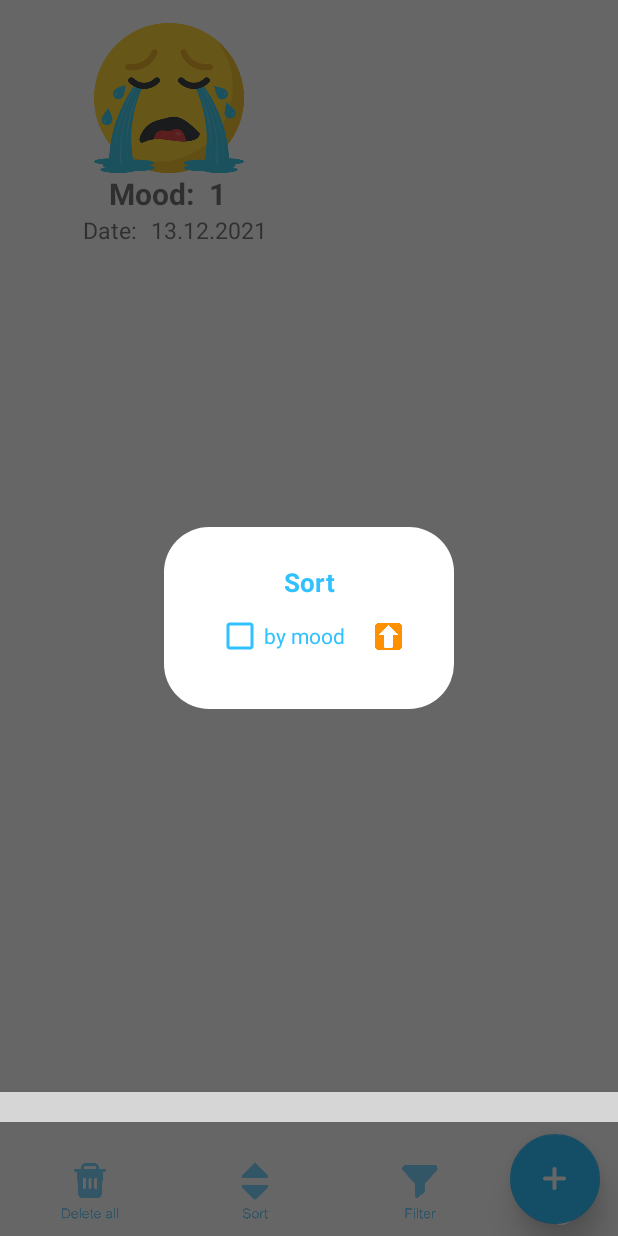
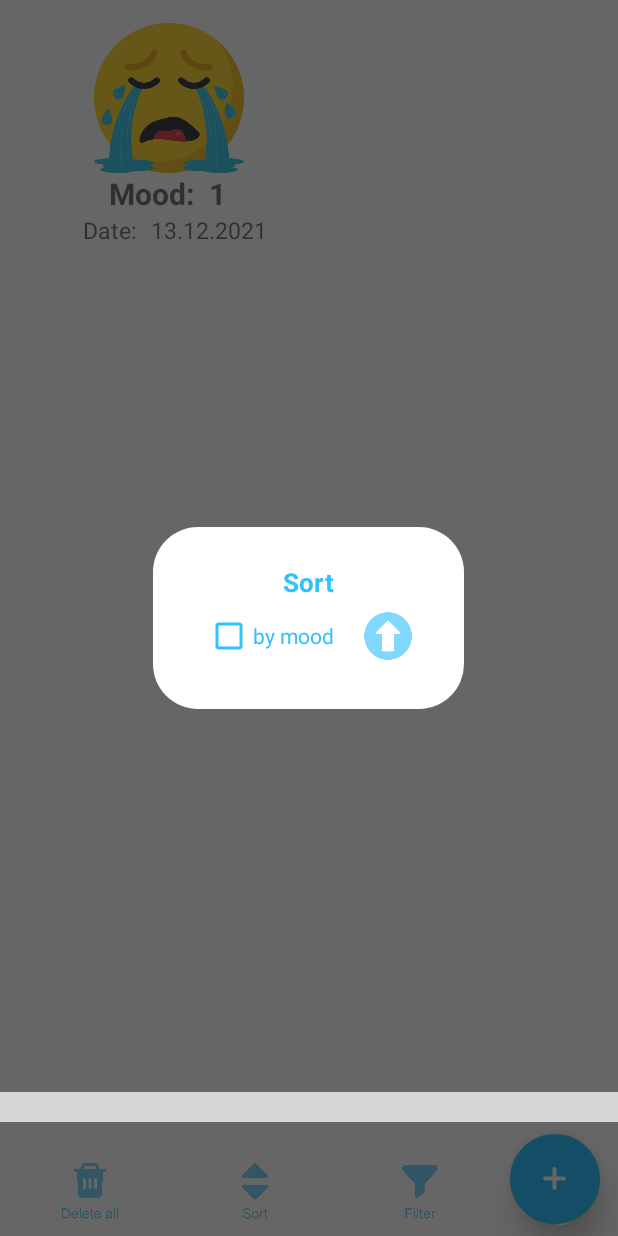
Before and after one commit to kahaYu/MoodDiaryApp, an Android app: the PageFragment screen opened directly, with no data from a screen before it, after a tap on an icon or button, on a phone screen of 412 x 824 dp. Run offline under Robolectric (Android 15) with nearby library versions, the phone set to English and light mode, and no system bars; our stand-ins replace Dagger/Hilt's generated code, Room's generated code, data binding; libraries missing offline, so code that uses them is left out: me.relex.circleindicator; plain views replace CircleIndicator3; 6 statements that could not run were skipped; grey boxes are pictures that could not be loaded.

Commit message:
Sort works. Addition doesn't work.

```diff
--- a/app/src/main/java/com/yurakolesnikov/mooddiary/ui/MyCheckBox.kt
+++ b/app/src/main/java/com/yurakolesnikov/mooddiary/ui/MyCheckBox.kt
@@ -13,9 +13,9 @@ class MyCheckBox(context: Context, attrs: AttributeSet?) :
 
     override fun setChecked(t: Boolean) {
         if (t) {
-            background = resources.getDrawable(com.yurakolesnikov.mooddiary.R.drawable.arrow_down)
+            background = resources.getDrawable(com.yurakolesnikov.mooddiary.R.drawable.arrow_down1)
         } else {
-            background = resources.getDrawable(com.yurakolesnikov.mooddiary.R.drawable.arrow_up)
+            background = resources.getDrawable(com.yurakolesnikov.mooddiary.R.drawable.arrow_up1)
         }
         super.setChecked(t)
     }
--- a/app/src/main/java/com/yurakolesnikov/mooddiary/ui/SortFragment.kt
+++ b/app/src/main/java/com/yurakolesnikov/mooddiary/ui/SortFragment.kt
@@ -17,6 +17,7 @@ import com.yurakolesnikov.mooddiary.databinding.FragmentAddNoteBinding
 import com.yurakolesnikov.mooddiary.databinding.FragmentSortBinding
 import com.yurakolesnikov.mooddiary.ui.mainActivity.MainActivity
 import com.yurakolesnikov.mooddiary.ui.mainActivity.MainActivityViewModel
+import com.yurakolesnikov.mooddiary.ui.mainActivity.MainActivityViewModel.Companion.ASC
 import com.yurakolesnikov.mooddiary.utils.AutoClearedValue
 import com.yurakolesnikov.mooddiary.utils.getCurrentDateTime
 import com.yurakolesnikov.mooddiary.utils.toString
@@ -50,6 +51,8 @@ class SortFragment : DialogFragment() {
         super.onViewCreated(view, savedInstanceState)
         binding.fragment = this
         binding.vm = vm
+
+        binding.buttonArrow.isChecked = if (vm.sortOrder == ASC) false else true
     }
 
 }
--- a/app/src/main/java/com/yurakolesnikov/mooddiary/ui/mainActivity/MainActivity.kt
+++ b/app/src/main/java/com/yurakolesnikov/mooddiary/ui/mainActivity/MainActivity.kt
@@ -1,16 +1,11 @@
 package com.yurakolesnikov.mooddiary.ui.mainActivity
 
-import android.R
 import android.content.Context
 import android.content.SharedPreferences
-import android.opengl.Visibility
 import android.os.Bundle
 import android.util.Log
-import android.view.*
-import android.view.View.GONE
 import androidx.activity.viewModels
 import androidx.appcompat.app.AppCompatActivity
-import androidx.core.view.isVisible
 import androidx.lifecycle.Observer
 import androidx.viewpager2.widget.ViewPager2
 import com.yurakolesnikov.mooddiary.adapters.ViewPagerAdapter
@@ -18,6 +13,7 @@ import com.yurakolesnikov.mooddiary.database.model.Note
 import com.yurakolesnikov.mooddiary.databinding.ActivityMainBinding
 import com.yurakolesnikov.mooddiary.sharedViewModels.SharedViewModel
 import com.yurakolesnikov.mooddiary.ui.PageFragment
+import com.yurakolesnikov.mooddiary.ui.mainActivity.MainActivityViewModel.Companion.ASC
 import com.yurakolesnikov.mooddiary.utils.hideSystemUI
 import com.yurakolesnikov.mooddiary.utils.roundToNextInt
 import dagger.hilt.android.AndroidEntryPoint
@@ -33,6 +29,8 @@ class MainActivity : AppCompatActivity() {
     private lateinit var viewPagerAdapter: ViewPagerAdapter
     private lateinit var viewPager: ViewPager2
     private lateinit var notesNoLiveData: List<Note>
+    private lateinit var notesAsc: List<Note>
+    private lateinit var notesDsc: List<Note>
 
     var isFirstLaunch = true
 
@@ -63,6 +61,8 @@ class MainActivity : AppCompatActivity() {
         // Prepopulation.
         vm.getAllNotes().observe(this, Observer { notes ->
             notesNoLiveData = notes
+            notesAsc = notes.sortedBy { note -> note.mood }
+            notesDsc = notes.sortedByDescending { note -> note.mood }
             prepopulate(notes)
         })
 
@@ -103,14 +103,18 @@ class MainActivity : AppCompatActivity() {
         vm.sortTrigger.observe(this, Observer { isChecked ->
             if (!vm.pages.isEmpty()) {
                 if (isChecked) {
-                    removeAllNotesFromTheScreen(vm)
+                    removeAllNotesFromScreen(vm)
+                    if (vm.sortOrder == ASC) {
+                        inflateNotes(notesAsc)
+                    } else {
+                        inflateNotes(notesDsc)
+                    }
                 } else {
-                    isFirstLaunch = true
+                    removeAllNotesFromScreen(vm)
                     inflateNotes(notesNoLiveData)
                 }
             }
         })
-
     }
 
     override fun onStop() {
@@ -143,7 +147,7 @@ class MainActivity : AppCompatActivity() {
         return (notesNumber.toDouble() / 6).roundToNextInt()
     }
 
-    private fun removeAllNotesFromTheScreen(vm: MainActivityViewModel) {
+    private fun removeAllNotesFromScreen(vm: MainActivityViewModel) {
         for (page in vm.pages) {
             page.binding.item1.removeAllViews()
             page.binding.item2.removeAllViews()
@@ -173,8 +177,8 @@ class MainActivity : AppCompatActivity() {
         for (page in vm.pages) {
             val notesToBeInflated = notesToBeInflatedChunked[vm.pages.indexOf(page)]
             page.inflateNotes(notesToBeInflated)
-            }
         }
+    }
 
     companion object {
         var NOTE_ID = 0
--- a/app/src/main/java/com/yurakolesnikov/mooddiary/ui/mainActivity/MainActivityViewModel.kt
+++ b/app/src/main/java/com/yurakolesnikov/mooddiary/ui/mainActivity/MainActivityViewModel.kt
@@ -57,6 +57,13 @@ class MainActivityViewModel @Inject constructor(
         sortTriggerNoLiveData = !sortTriggerNoLiveData
     }
 
+    fun changeOrder() {
+        sortOrder = if (sortOrder == ASC) DSC else ASC
+        if (sortTriggerNoLiveData) {
+            sortTrigger.value = true
+        }
+    }
+
 
     var insertNoteTrigger = MutableLiveData<Note>()
     var updateNoteTrigger = MutableLiveData<Note>()
@@ -64,6 +71,7 @@ class MainActivityViewModel @Inject constructor(
     var deleteAllNotesTrigger = MutableLiveData<Boolean>()
     var sortTrigger = MutableLiveData<Boolean>()
     var sortTriggerNoLiveData = false
+    var sortOrder = ASC
 
 
     var itemViewBinding: ItemViewBinding? = null
@@ -76,4 +84,9 @@ class MainActivityViewModel @Inject constructor(
     var isAlwaysYes = false
     var isAlwaysNo = false
 
+    companion object {
+        var ASC = 1
+        var DSC = -1
+    }
+
 }
--- a/app/src/main/res/layout/fragment_sort.xml
+++ b/app/src/main/res/layout/fragment_sort.xml
@@ -53,8 +53,8 @@
             />
 
         <com.yurakolesnikov.mooddiary.ui.MyCheckBox
-            android:layout_width="18dp"
-            android:layout_height="18dp"
+            android:layout_width="32dp"
+            android:layout_height="32dp"
             android:id="@+id/button_arrow"
             app:layout_constraintStart_toEndOf="@id/cb_sortByMood"
             app:layout_constraintTop_toTopOf="@id/cb_sortByMood"
@@ -64,6 +64,7 @@
             android:checked="false"
             android:button="@null"
             android:layout_marginStart="20dp"
+            android:onClick="@{() -> vm.changeOrder()}"
             />
 
 
```
Also changed, not shown: app/src/main/java/com/yurakolesnikov/mooddiary/utils/extensions.kt (+1 -12 lines), app/src/main/res/drawable/arrow_down1.png (added), app/src/main/res/drawable/arrow_up1.png (added), 2 other files.
